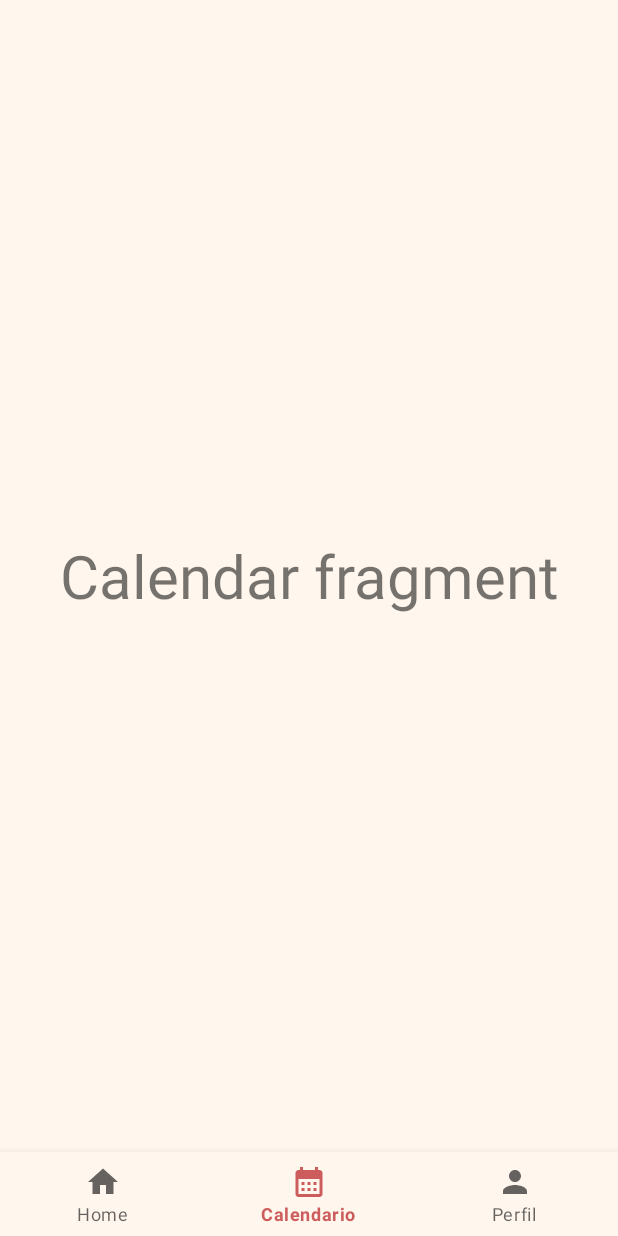
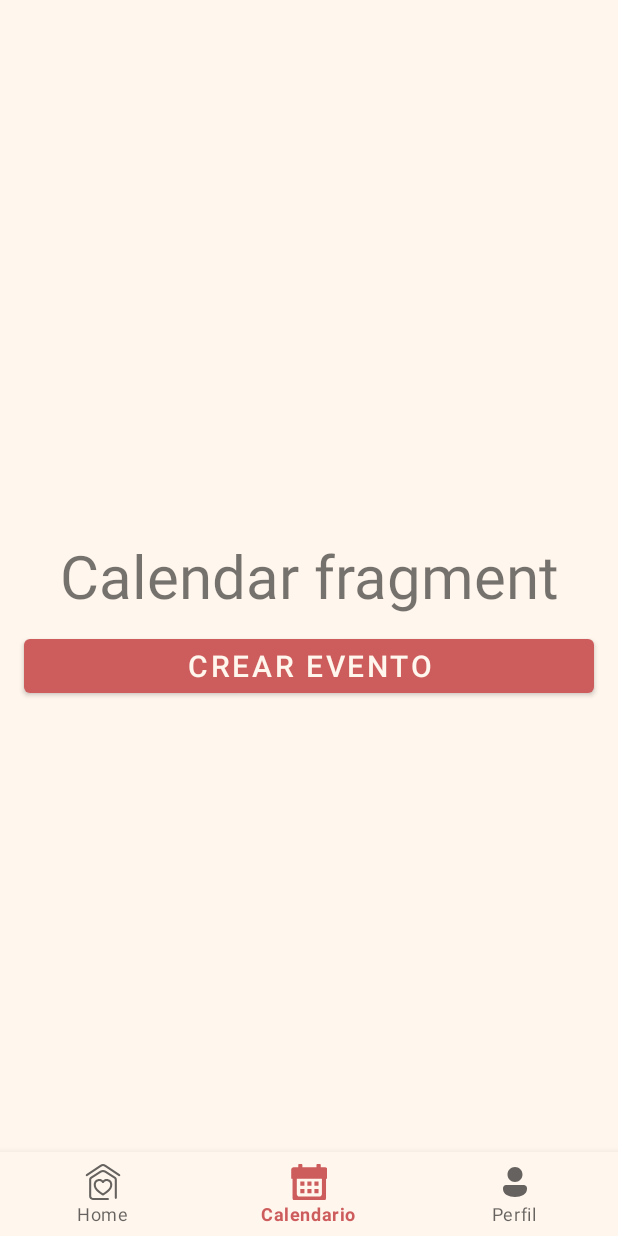
Before and after one commit to Soniamj5/Supet_finalproject, an Android app: the screen it shows after launch once a user with an empty profile is signed in (MainActivity), item 2 of the bottom bar chosen, on a phone screen of 412 x 824 dp. Run offline under Robolectric (Android 15) with nearby library versions, the phone set to English and light mode, and no system bars; our stand-ins replace Firebase (no records; nobody signed in at launch, a user with empty details on screens opened directly).

Commit message:
CalendarFragment Notification created and working perfectly

```diff
--- a/app/src/main/java/com/animalhelpapp/supet_finalproject/fragments/CalendarFragment.java
+++ b/app/src/main/java/com/animalhelpapp/supet_finalproject/fragments/CalendarFragment.java
@@ -1,5 +1,6 @@
 package com.animalhelpapp.supet_finalproject.fragments;
 
+import android.content.Intent;
 import android.os.Bundle;
 
 import androidx.fragment.app.Fragment;
@@ -7,60 +8,35 @@ import androidx.fragment.app.Fragment;
 import android.view.LayoutInflater;
 import android.view.View;
 import android.view.ViewGroup;
+import android.widget.Button;
 
 import com.animalhelpapp.supet_finalproject.R;
 
-/**
- * A simple {@link Fragment} subclass.
- * Use the {@link CalendarFragment#newInstance} factory method to
- * create an instance of this fragment.
- */
+import java.util.Calendar;
+
 public class CalendarFragment extends Fragment {
-
-    // TODO: Rename parameter arguments, choose names that match
-    // the fragment initialization parameters, e.g. ARG_ITEM_NUMBER
-    private static final String ARG_PARAM1 = "param1";
-    private static final String ARG_PARAM2 = "param2";
-
-    // TODO: Rename and change types of parameters
-    private String mParam1;
-    private String mParam2;
-
-    public CalendarFragment() {
-        // Required empty public constructor
-    }
-
-    /**
-     * Use this factory method to create a new instance of
-     * this fragment using the provided parameters.
-     *
-     * @param param1 Parameter 1.
-     * @param param2 Parameter 2.
-     * @return A new instance of fragment CalendarFragment.
-     */
-    // TODO: Rename and change types and number of parameters
-    public static CalendarFragment newInstance(String param1, String param2) {
-        CalendarFragment fragment = new CalendarFragment();
-        Bundle args = new Bundle();
-        args.putString(ARG_PARAM1, param1);
-        args.putString(ARG_PARAM2, param2);
-        fragment.setArguments(args);
-        return fragment;
-    }
-
-    @Override
-    public void onCreate(Bundle savedInstanceState) {
-        super.onCreate(savedInstanceState);
-        if (getArguments() != null) {
-            mParam1 = getArguments().getString(ARG_PARAM1);
-            mParam2 = getArguments().getString(ARG_PARAM2);
-        }
-    }
-
     @Override
     public View onCreateView(LayoutInflater inflater, ViewGroup container,
                              Bundle savedInstanceState) {
-        // Inflate the layout for this fragment
-        return inflater.inflate(R.layout.fragment_calendar, container, false);
+        View view = inflater.inflate(R.layout.fragment_calendar, container, false);
+
+        Button cal_btn = view.findViewById(R.id.calendar_btn);
+
+        cal_btn.setOnClickListener(v -> guardarEvent());
+
+
+        return view;
+    }
+
+    private void guardarEvent() {
+        Calendar calendarEvent = Calendar.getInstance();
+        Intent intent = new Intent(Intent.ACTION_EDIT);
+        intent.setType("vnd.android.cursor.item/event");
+        intent.putExtra("beginTime", calendarEvent.getTimeInMillis());
+        intent.putExtra("allDay", true);
+        intent.putExtra("rule", "FREQ=YEARLY");
+        intent.putExtra("endTime", calendarEvent.getTimeInMillis() + 60 * 60 * 1000);
+        intent.putExtra("title", "Calendar Event");
+        startActivity(intent);
     }
 }
--- a/app/src/main/res/layout/fragment_calendar.xml
+++ b/app/src/main/res/layout/fragment_calendar.xml
@@ -13,4 +13,16 @@
         android:gravity="center"
         android:textSize="40sp"/>
 
+    <Button
+        android:id="@+id/calendar_btn"
+        android:layout_width="match_parent"
+        android:layout_height="wrap_content"
+        android:text="@string/calendar_btn"
+        android:layout_gravity="center"
+        android:layout_marginTop="60dp"
+        android:textSize="20sp"
+        android:layout_marginStart="16dp"
+        android:layout_marginEnd="16dp"/>
+
+
 </FrameLayout>
--- a/app/src/main/res/menu/bottom_nav_menu.xml
+++ b/app/src/main/res/menu/bottom_nav_menu.xml
@@ -2,15 +2,15 @@
 <menu xmlns:android="http://schemas.android.com/apk/res/android">
 
     <item android:title="@string/home_icon"
-        android:icon="@drawable/ic_home_24"
+        android:icon="@drawable/home_selected"
         android:id="@+id/home"/>
 
     <item android:title="@string/calendar_icon"
-        android:icon="@drawable/ic_calendar_24"
+        android:icon="@drawable/calendar_selected"
         android:id="@+id/calendar" />
 
     <item android:title="@string/person_icon"
-        android:icon="@drawable/ic_person_24"
+        android:icon="@drawable/person_selected"
         android:id="@+id/profile"/>
 
 </menu>
--- a/app/src/main/res/values-night/themes.xml
+++ b/app/src/main/res/values-night/themes.xml
@@ -1,6 +1,6 @@
 <resources xmlns:tools="http://schemas.android.com/tools">
     <!-- Base application theme. -->
-    <style name="Theme.Supet_FinalProject" parent="Theme.MaterialComponents.DayNight.DarkActionBar">
+    <style name="Theme.Supet_FinalProject" parent="Theme.MaterialComponents.DayNight.NoActionBar">
         <!-- Primary brand color. -->
         <item name="colorPrimary">@color/indian_red</item>
         <item name="colorPrimaryVariant">@color/indian_red</item>
--- a/app/src/main/res/values/colors.xml
+++ b/app/src/main/res/values/colors.xml
@@ -13,4 +13,5 @@
     <color name="dark_brown">#372825</color>
     <color name="pastel_brown">#e3d7bf</color>
     <color name="cream">#fff6ed</color>
+    <color name="brown_black">#271808</color>
 </resources>
--- a/app/src/main/res/values/strings.xml
+++ b/app/src/main/res/values/strings.xml
@@ -25,4 +25,5 @@
     <string name="home_fragment">Home fragment</string>
     <string name="calendar_fragment">Calendar fragment</string>
     <string name="profile_fragment">Profile fragment</string>
+    <string name="calendar_btn">Crear Evento</string>
 </resources>
```
